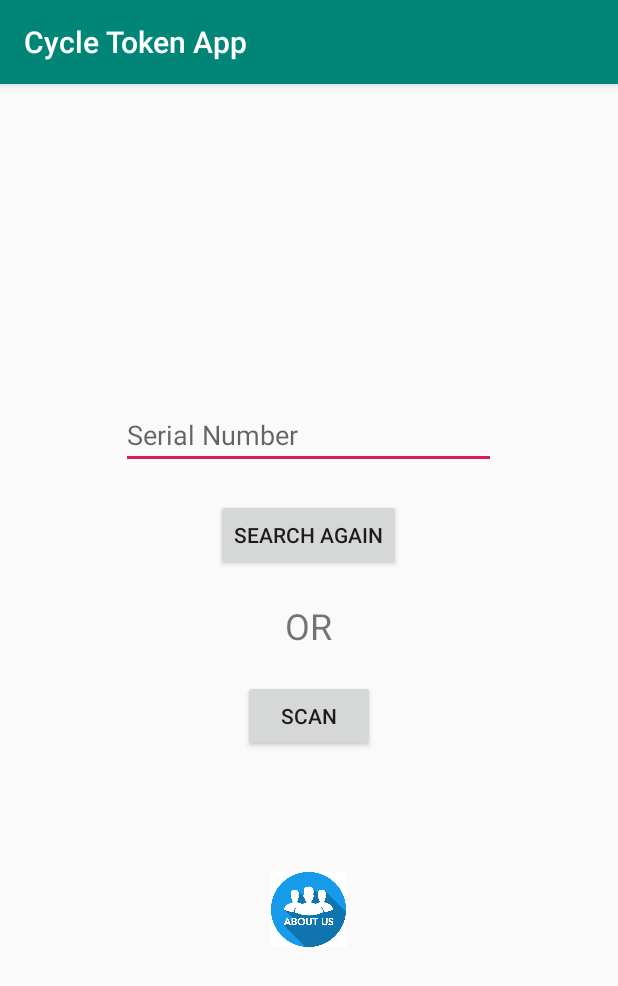
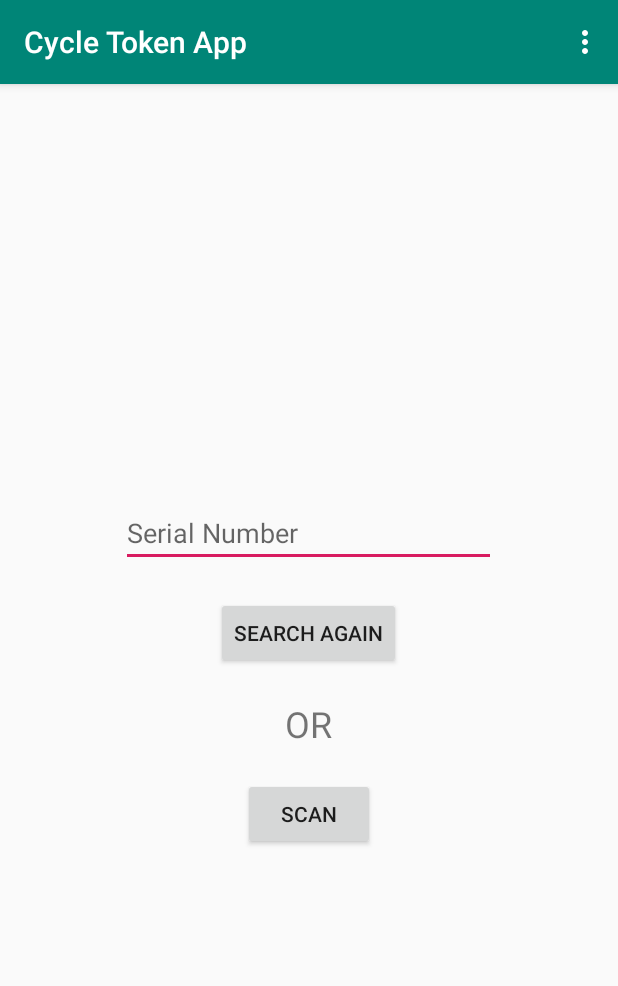
Before and after one commit to jeeva2812/cycle-scanner-app, an Android app: the screen it shows after launch (MainActivity), after a tap on "SEARCH", on a phone screen of 412 x 824 dp. Shown: the top 986 px of the screen. Run offline under Robolectric (Android 15) with nearby library versions, the phone set to English and light mode, and no system bars; our stand-ins replace Picasso, Volley; network calls fail; pictures from the network do not load.

Commit message:
Perfected About us

```diff
--- a/app/src/main/java/com/example/gensecapp/MainActivity.kt
+++ b/app/src/main/java/com/example/gensecapp/MainActivity.kt
@@ -13,8 +13,7 @@ import android.R.attr.start
 import android.graphics.Bitmap
 import android.graphics.BitmapFactory
 import android.support.v4.content.ContextCompat.startActivity
-import android.view.LayoutInflater
-import android.view.View
+import android.view.*
 import android.widget.*
 import com.android.volley.Request
 import com.android.volley.Response
@@ -63,7 +62,11 @@ class MainActivity : AppCompatActivity() {
         parse(serial)
 
     }
-
+    override fun onCreateOptionsMenu(menu: Menu): Boolean {
+        val inflater: MenuInflater = menuInflater
+        inflater.inflate(R.menu.options_menu, menu)
+        return true
+    }
     fun parse(serial: String) {
 
         val builder = Uri.Builder()
@@ -142,5 +145,15 @@ class MainActivity : AppCompatActivity() {
         VolleySingleton.getInstance(this).addToRequestQueue(req)
 
     }
-
+    override fun onOptionsItemSelected(item: MenuItem): Boolean {
+        // Handle item selection
+        return when (item.itemId) {
+            R.id.about_us -> {
+                val intent = Intent(applicationContext, AboutActivity::class.java)
+                startActivity(intent)
+                true
+            }
+            else -> super.onOptionsItemSelected(item)
+        }
+    }
 }
--- a/app/src/main/res/layout/activity_main.xml
+++ b/app/src/main/res/layout/activity_main.xml
@@ -57,6 +57,7 @@
             android:id="@+id/about"
             android:src="@drawable/about_us"
             android:layout_width="50dp"
+            android:visibility="gone"
             android:scaleType="fitCenter"
             android:layout_marginTop="80dp"
             android:background="@color/common_google_signin_btn_text_dark_pressed"
--- /dev/null
+++ b/app/src/main/res/menu/options_menu.xml
@@ -0,0 +1,5 @@
+<?xml version="1.0" encoding="utf-8"?>
+<menu xmlns:android="http://schemas.android.com/apk/res/android">
+    <item android:id="@+id/about_us"
+          android:title="@string/about_us"/>
+</menu>
--- a/app/src/main/res/values/strings.xml
+++ b/app/src/main/res/values/strings.xml
@@ -1,3 +1,4 @@
 <resources>
     <string name="app_name">Cycle Token App</string>
+    <string name="about_us">About Us</string>
 </resources>
```
